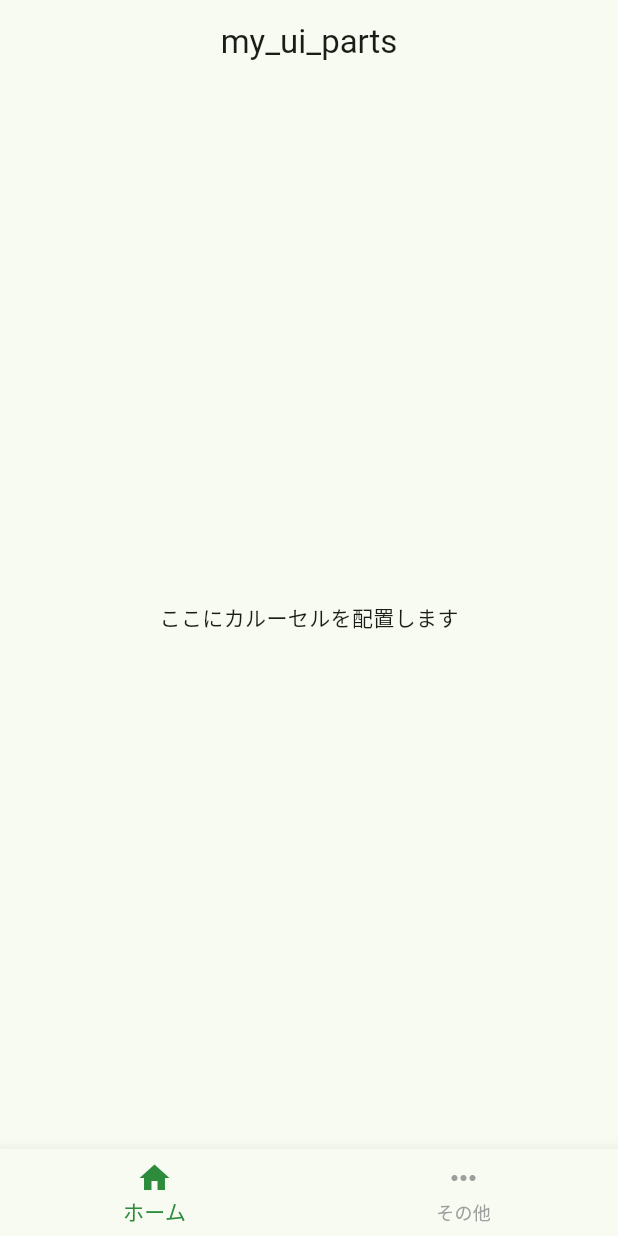
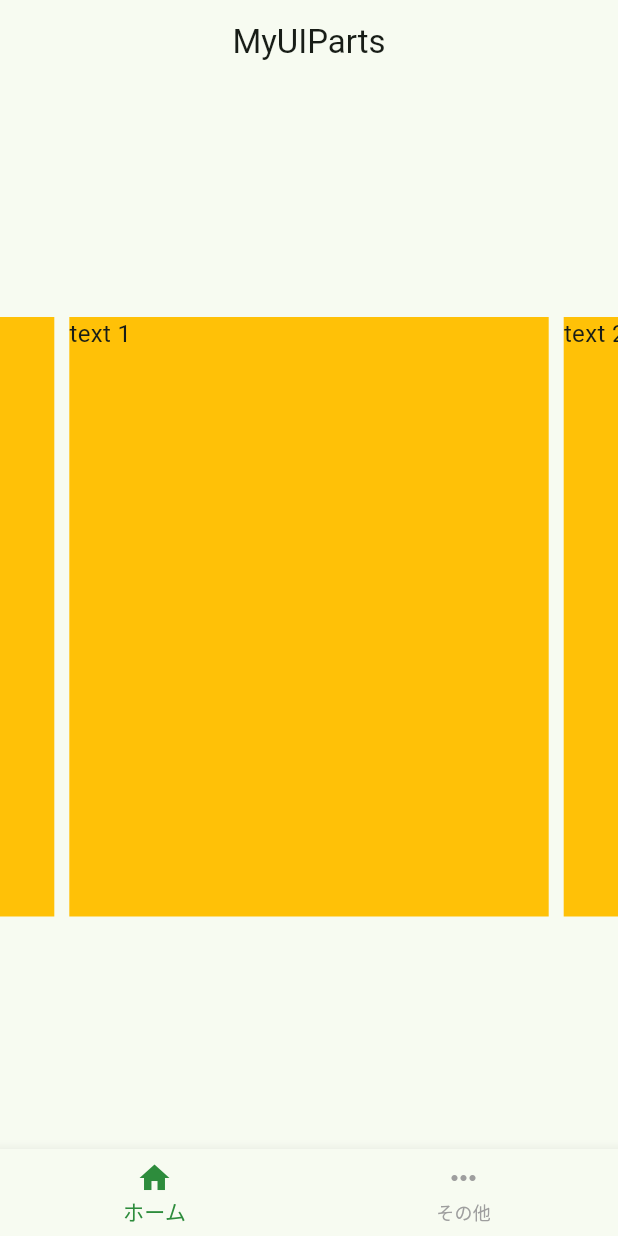
Before and after one commit to dev-yamamon01/MyUIParts, a Flutter app: the screen it shows after launch, on a phone screen of 412 x 824 dp. Run offline on Flutter 3.47's test engine with Material 3 defaults, Android fonts, the phone set to English and light mode, and no system bars; drawn by our look-alikes of carousel_slider; our stand-ins replace flutter_riverpod, flutter_screenutil, flutter_svg, freezed_annotation, go_router, riverpod_annotation and 1 more; generated files the repository leaves out were written again.

Commit message:
feat:pub-devのcarousel_slider 5.1.1のサンプルコードを追加

```diff
--- a/lib/flavors.dart
+++ b/lib/flavors.dart
@@ -5,13 +5,13 @@
   static String get appName {
     switch (flavor) {
       case 'dev':
-        return 'my_ui_parts-Dev';
+        return 'MyUIParts-Dev';
       case 'staging':
-        return 'my_ui_parts-Staging';
+        return 'MyUIParts-Staging';
       case 'production':
-        return 'my_ui_parts';
+        return 'MyUIParts';
       default:
-        return 'my_ui_parts';
+        return 'MyUIParts';
     }
   }
 
--- a/lib/presentation/views/home/pages/home_page.dart
+++ b/lib/presentation/views/home/pages/home_page.dart
@@ -1,6 +1,7 @@
 import 'package:go_router/go_router.dart';
 import 'package:flutter/material.dart';
 import 'package:flutter_screenutil/flutter_screenutil.dart';
+import 'package:carousel_slider/carousel_slider.dart';
 
 class HomePage extends StatelessWidget {
 const HomePage({super.key});
@@ -8,7 +9,23 @@
 @override
 Widget build(BuildContext context) {
   return Center(
-    child: Text('ここにカルーセルを配置します'),
+    child: CarouselSlider(
+      options: CarouselOptions(height: 400.0),
+      items: [1,2,3,4,5].map((i) {
+        return Builder(
+          builder: (BuildContext context) {
+            return Container(
+                width: MediaQuery.of(context).size.width,
+                margin: EdgeInsets.symmetric(horizontal: 5.0),
+                decoration: BoxDecoration(
+                    color: Colors.amber
+                ),
+                child: Text('text $i', style: TextStyle(fontSize: 16.0),)
+            );
+          },
+        );
+      }).toList(),
+    ),
   );
 }
 }
--- a/pubspec.yaml
+++ b/pubspec.yaml
@@ -47,6 +47,7 @@
   connectivity_plus: ^6.1.5
   flutter_screenutil: ^5.9.3
   flutter_secure_storage: ^9.2.4
+  carousel_slider: ^5.1.1
 
   # The following adds the Cupertino Icons font to your application.
   # Use with the CupertinoIcons class for iOS style icons.
```
Also changed, not shown: pubspec.lock.
